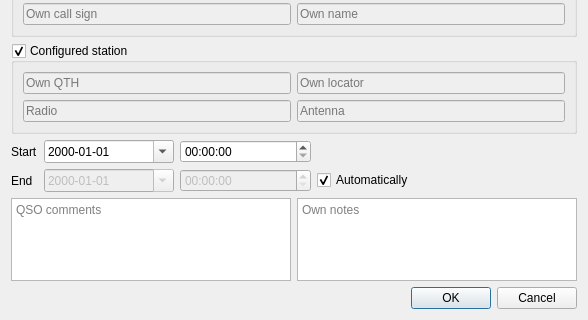
Old version of the form ui_files/DragonLog_QSOForm.ui in the repository gitandy/DragonLog; both pictures show x 0 to 588 and y 157 to 477 of the 588 by 477 pixel window.
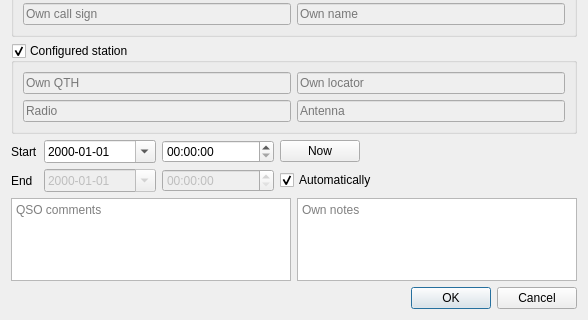
New version of the form.

Commit message: Quickly resetting start time to current time after preparing log form a while ago

What changed in the file:
```diff
--- a/ui_files/DragonLog_QSOForm.ui
+++ b/ui_files/DragonLog_QSOForm.ui
@@ -355,7 +355,53 @@
       </widget>
      </item>
      <item>
-      <layout class="QGridLayout" name="gridLayout" columnstretch="0,1,1,2">
+      <layout class="QGridLayout" name="gridLayout" columnstretch="0,1,1,2,0">
+       <item row="1" column="1">
+        <widget class="QDateEdit" name="dateEdit">
+         <property name="enabled">
+          <bool>false</bool>
+         </property>
+         <property name="displayFormat">
+          <string>yyyy-MM-dd</string>
+         </property>
+         <property name="calendarPopup">
+          <bool>true</bool>
+         </property>
+         <property name="timeSpec">
+          <enum>Qt::UTC</enum>
+         </property>
+        </widget>
+       </item>
+       <item row="0" column="1">
+        <widget class="QDateEdit" name="dateOnEdit">
+         <property name="displayFormat">
+          <string>yyyy-MM-dd</string>
+         </property>
+         <property name="calendarPopup">
+          <bool>true</bool>
+         </property>
+        </widget>
+       </item>
+       <item row="0" column="3">
+        <widget class="QPushButton" name="timeNowPushButton">
+         <property name="sizePolicy">
+          <sizepolicy hsizetype="Maximum" vsizetype="Fixed">
+           <horstretch>0</horstretch>
+           <verstretch>0</verstretch>
+          </sizepolicy>
+         </property>
+         <property name="text">
+          <string>Now</string>
+         </property>
+        </widget>
+       </item>
+       <item row="1" column="0">
+        <widget class="QLabel" name="label_4">
+         <property name="text">
+          <string>End</string>
+         </property>
+        </widget>
+       </item>
        <item row="1" column="2">
         <widget class="QTimeEdit" name="timeEdit">
          <property name="enabled">
@@ -379,6 +425,13 @@
          </property>
         </widget>
        </item>
+       <item row="0" column="0">
+        <widget class="QLabel" name="label_3">
+         <property name="text">
+          <string>Start</string>
+         </property>
+        </widget>
+       </item>
        <item row="1" column="3">
         <widget class="QCheckBox" name="autoDateCheckBox">
          <property name="text">
@@ -389,45 +442,31 @@
          </property>
         </widget>
        </item>
-       <item row="1" column="1">
-        <widget class="QDateEdit" name="dateEdit">
-         <property name="enabled">
-          <bool>false</bool>
+       <item row="0" column="4">
+        <spacer name="horizontalSpacer_4">
+         <property name="orientation">
+          <enum>Qt::Horizontal</enum>
          </property>
-         <property name="displayFormat">
-          <string>yyyy-MM-dd</string>
+         <property name="sizeHint" stdset="0">
+          <size>
+           <width>200</width>
+           <height>20</height>
+          </size>
          </property>
-         <property name="calendarPopup">
-          <bool>true</bool>
-         </property>
-         <property name="timeSpec">
-          <enum>Qt::UTC</enum>
-         </property>
-        </widget>
+        </spacer>
        </item>
-       <item row="0" column="1">
-        <widget class="QDateEdit" name="dateOnEdit">
-         <property name="displayFormat">
-          <string>yyyy-MM-dd</string>
+       <item row="1" column="4">
+        <spacer name="horizontalSpacer_5">
+         <property name="orientation">
+          <enum>Qt::Horizontal</enum>
          </property>
-         <property name="calendarPopup">
-          <bool>true</bool>
+         <property name="sizeHint" stdset="0">
+          <size>
+           <width>200</width>
+           <height>20</height>
+          </size>
          </property>
-        </widget>
-       </item>
-       <item row="0" column="0">
-        <widget class="QLabel" name="label_3">
-         <property name="text">
-          <string>Start</string>
-         </property>
-        </widget>
-       </item>
-       <item row="1" column="0">
-        <widget class="QLabel" name="label_4">
-         <property name="text">
-          <string>End</string>
-         </property>
-        </widget>
+        </spacer>
        </item>
       </layout>
      </item>
```
Left out of the diff: 17 changed lines with no effect on the pictures. The commit also changes 2 other files.
